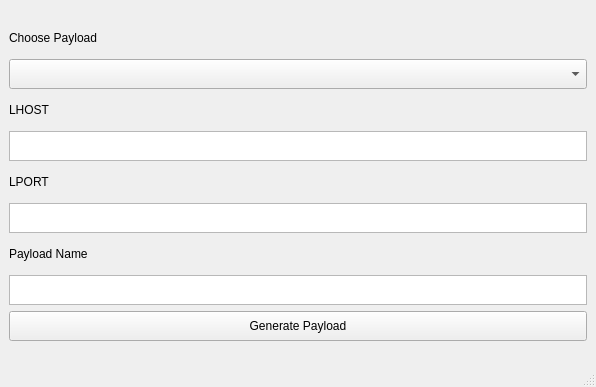
Old version of the form payload_generater.ui in the repository webnizam/android-payload-generator.
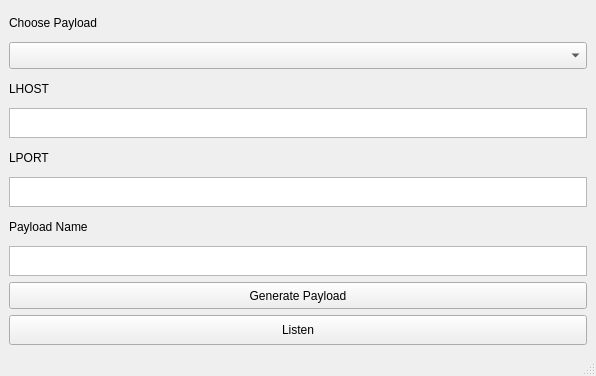
New version of the form.

Commit message: Added Listen support

```diff
--- a/payload_generater.ui
+++ b/payload_generater.ui
@@ -7,7 +7,7 @@
     <x>0</x>
     <y>0</y>
     <width>596</width>
-    <height>387</height>
+    <height>376</height>
    </rect>
   </property>
   <property name="windowTitle">
@@ -82,6 +82,12 @@
         <property name="inputMethodHints">
          <set>Qt::ImhNoAutoUppercase|Qt::ImhNoPredictiveText</set>
         </property>
+        <property name="tabChangesFocus">
+         <bool>true</bool>
+        </property>
+        <property name="lineWrapMode">
+         <enum>QTextEdit::NoWrap</enum>
+        </property>
         <property name="acceptRichText">
          <bool>false</bool>
         </property>
@@ -117,6 +123,12 @@
         <property name="inputMethodHints">
          <set>Qt::ImhDigitsOnly</set>
         </property>
+        <property name="tabChangesFocus">
+         <bool>true</bool>
+        </property>
+        <property name="lineWrapMode">
+         <enum>QTextEdit::NoWrap</enum>
+        </property>
        </widget>
       </item>
       <item>
@@ -140,6 +152,12 @@
           <height>30</height>
          </size>
         </property>
+        <property name="tabletTracking">
+         <bool>true</bool>
+        </property>
+        <property name="lineWrapMode">
+         <enum>QTextEdit::NoWrap</enum>
+        </property>
        </widget>
       </item>
       <item>
@@ -161,6 +179,25 @@
         </property>
        </widget>
       </item>
+      <item>
+       <widget class="QPushButton" name="btnListen">
+        <property name="minimumSize">
+         <size>
+          <width>0</width>
+          <height>30</height>
+         </size>
+        </property>
+        <property name="maximumSize">
+         <size>
+          <width>16777215</width>
+          <height>30</height>
+         </size>
+        </property>
+        <property name="text">
+         <string>Listen</string>
+        </property>
+       </widget>
+      </item>
      </layout>
     </item>
    </layout>
```
Left out of the diff: 10 changed lines with no effect on the pictures. The commit also changes 1 other file.
